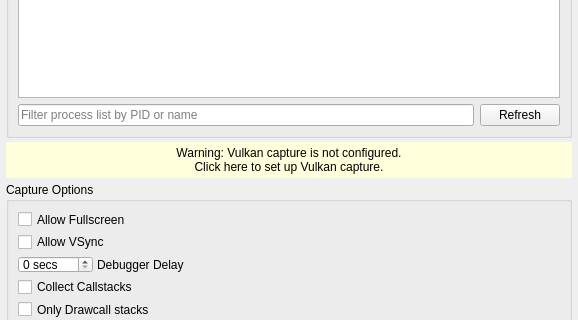
Above: qrenderdoc/Windows/Dialogs/CaptureDialog.ui from baldurk/renderdoc before the change; both pictures show x 0 to 578 and y 307 to 627 of the 578 by 979 pixel window. Below: the same form after it.
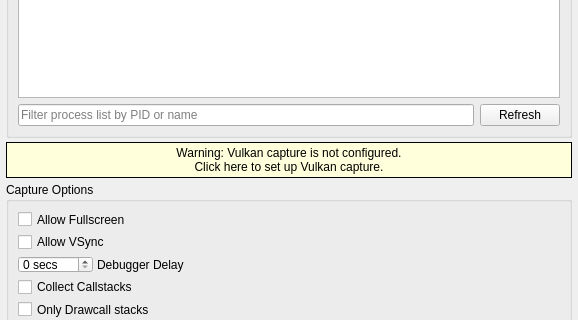
That is the form after the change. Icons and pictures are not drawn.

Commit message:
Implement UI side of detecting vulkan layer problems and fixing as admin
* Stub functions for the actual detection/fixing part.

```diff
--- a/qrenderdoc/Windows/Dialogs/CaptureDialog.ui
+++ b/qrenderdoc/Windows/Dialogs/CaptureDialog.ui
@@ -274,48 +274,17 @@
        <height>36</height>
       </size>
      </property>
-     <property name="palette">
-      <palette>
-       <active>
-        <colorrole role="Button">
-         <brush brushstyle="SolidPattern">
-          <color alpha="255">
-           <red>255</red>
-           <green>255</green>
-           <blue>220</blue>
-          </color>
-         </brush>
-        </colorrole>
-       </active>
-       <inactive>
-        <colorrole role="Button">
-         <brush brushstyle="SolidPattern">
-          <color alpha="255">
-           <red>255</red>
-           <green>255</green>
-           <blue>220</blue>
-          </color>
-         </brush>
-        </colorrole>
-       </inactive>
-       <disabled>
-        <colorrole role="Button">
-         <brush brushstyle="SolidPattern">
-          <color alpha="255">
-           <red>255</red>
-           <green>255</green>
-           <blue>220</blue>
-          </color>
-         </brush>
-        </colorrole>
-       </disabled>
-      </palette>
-     </property>
      <property name="cursor">
       <cursorShape>PointingHandCursor</cursorShape>
      </property>
-     <property name="autoFillBackground">
-      <bool>true</bool>
+     <property name="styleSheet">
+      <string notr="true">QToolButton {
+background-color: #ffffdc;
+border: 1px solid black;
+}
+QToolButton:hover {
+background-color: #ddddbe;
+}</string>
      </property>
      <property name="text">
       <string>Warning: Vulkan capture is not configured.
```
The commit also changes 7 other files.
